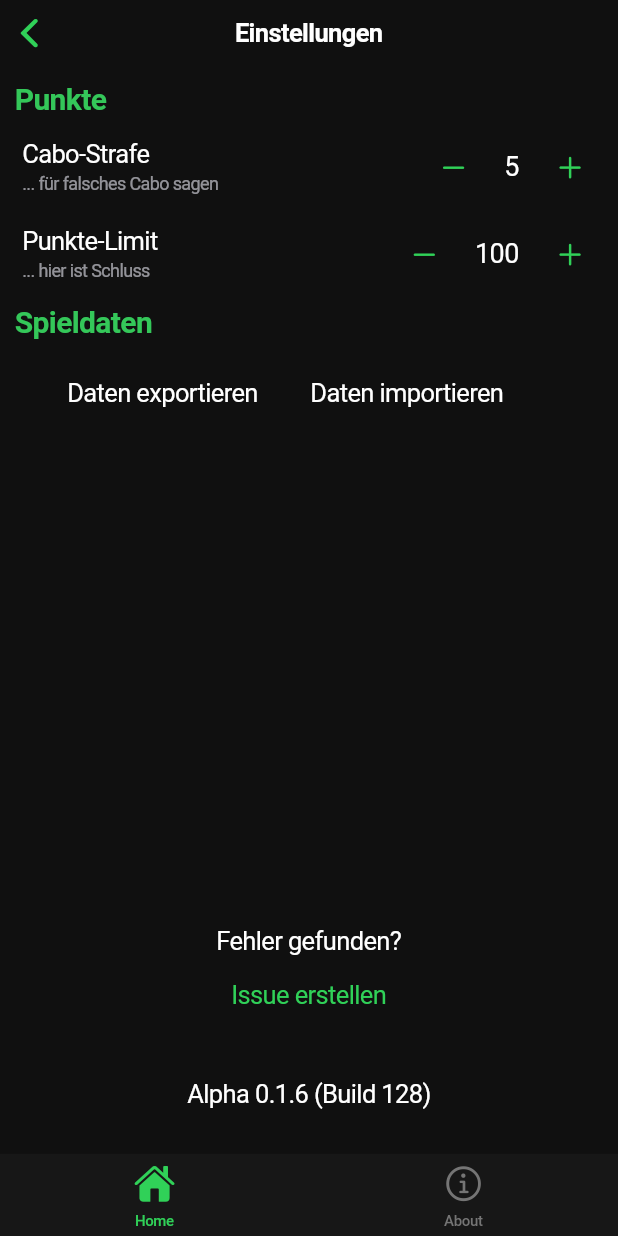
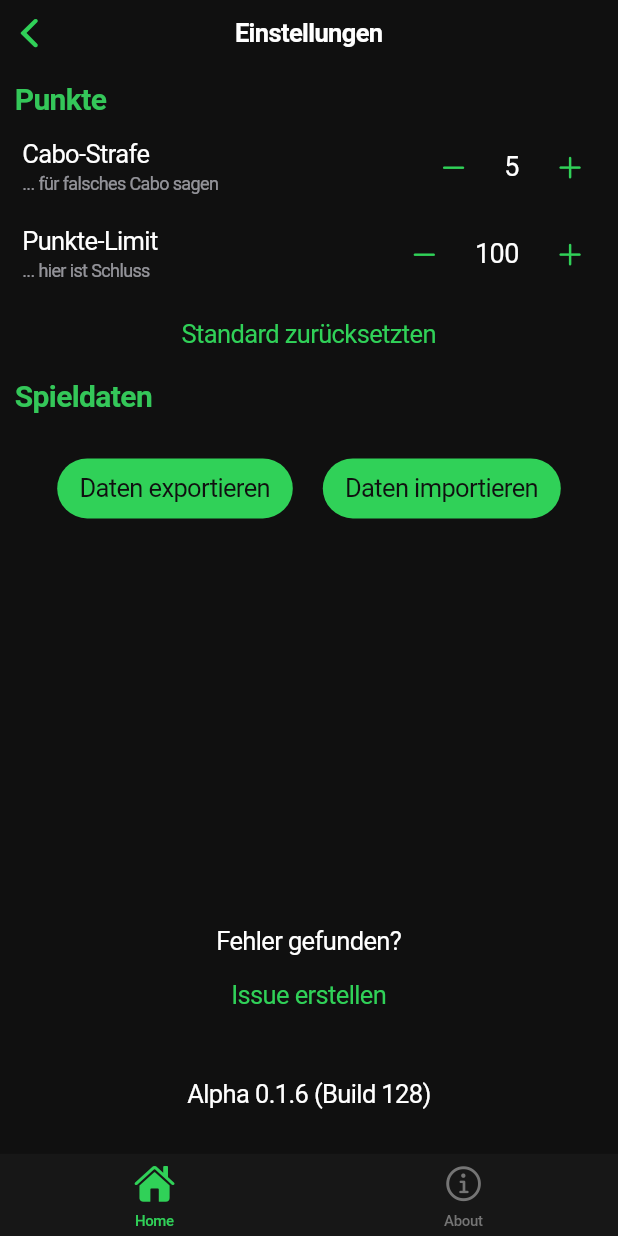
Before and after one commit to flixcoo/Cabo-Counter, a Flutter app: the screen it shows after launch, after a tap on an icon or button, on a phone screen of 412 x 824 dp. Run offline on Flutter 3.47's test engine with Material 3 defaults, Android fonts, the light colour scheme and no system bars; our stand-ins replace file_picker, flutter_keyboard_visibility, font_awesome_flutter, package_info_plus, shared_preferences; missing offline and left inert: file_saver.

Commit message:
Reworked Settings

```diff
--- a/lib/views/settings_view.dart
+++ b/lib/views/settings_view.dart
@@ -1,6 +1,7 @@
 import 'package:cabo_counter/services/config_service.dart';
 import 'package:cabo_counter/services/local_storage_service.dart';
 import 'package:cabo_counter/utility/custom_theme.dart';
+import 'package:cabo_counter/utility/globals.dart';
 import 'package:cabo_counter/widgets/stepper.dart';
 import 'package:flutter/cupertino.dart';
 import 'package:package_info_plus/package_info_plus.dart';
@@ -14,13 +15,10 @@ class SettingsView extends StatefulWidget {
 }
 
 class _SettingsViewState extends State<SettingsView> {
-  late final int _pointLimit;
-  late final int _caboPenalty;
-  bool _isLoading = true;
-
+  UniqueKey _stepperKey1 = UniqueKey();
+  UniqueKey _stepperKey2 = UniqueKey();
   @override
   void initState() {
-    _loadSettings();
     super.initState();
   }
 
@@ -31,9 +29,7 @@ class _SettingsViewState extends State<SettingsView> {
         middle: Text('Einstellungen'),
       ),
       child: SafeArea(
-          child: _isLoading
-              ? const Center(child: CupertinoActivityIndicator())
-              : Stack(
+          child: Stack(
         children: [
           Column(
             mainAxisAlignment: MainAxisAlignment.start,
@@ -51,16 +47,17 @@ class _SettingsViewState extends State<SettingsView> {
                   child: CupertinoListTile(
                     padding: EdgeInsets.zero,
                     title: const Text('Cabo-Strafe'),
-                              subtitle:
-                                  const Text('... für falsches Cabo sagen'),
+                    subtitle: const Text('... für falsches Cabo sagen'),
                     trailing: Stepper(
-                                initialValue: _caboPenalty,
+                      key: _stepperKey1,
+                      initialValue: Globals.caboPenalty,
                       minValue: 0,
                       maxValue: 50,
                       step: 1,
-                                onChanged: (value) {
+                      onChanged: (newCaboPenalty) {
                         setState(() {
-                                    print('Neuer Wert: $value');
+                          ConfigService.setCaboPenalty(newCaboPenalty);
+                          Globals.caboPenalty = newCaboPenalty;
                         });
                       },
                     ),
@@ -72,15 +69,31 @@ class _SettingsViewState extends State<SettingsView> {
                     title: const Text('Punkte-Limit'),
                     subtitle: const Text('... hier ist Schluss'),
                     trailing: Stepper(
-                                initialValue: _pointLimit,
+                      key: _stepperKey2,
+                      initialValue: Globals.pointLimit,
                       minValue: 30,
                       maxValue: 1000,
                       step: 10,
-                                onChanged: (value) {
+                      onChanged: (newPointLimit) {
                         setState(() {
-                                    print('Neuer Wert: $value');
+                          ConfigService.setPointLimit(newPointLimit);
+                          Globals.pointLimit = newPointLimit;
                         });
                       },
+                    ),
+                  )),
+              Padding(
+                  padding: const EdgeInsets.fromLTRB(0, 10, 0, 0),
+                  child: Center(
+                    heightFactor: 0.9,
+                    child: CupertinoButton(
+                      padding: EdgeInsets.zero,
+                      onPressed: () => setState(() {
+                        ConfigService.resetConfig();
+                        _stepperKey1 = UniqueKey();
+                        _stepperKey2 = UniqueKey();
+                      }),
+                      child: const Text('Standard zurücksetzten'),
                     ),
                   )),
               Padding(
@@ -91,26 +104,64 @@ class _SettingsViewState extends State<SettingsView> {
                 ),
               ),
               Padding(
-                            padding: const EdgeInsets.fromLTRB(30, 10, 10, 0),
+                padding: const EdgeInsets.only(top: 30),
+                child: Center(
+                    heightFactor: 1,
                     child: Row(
+                      mainAxisAlignment: MainAxisAlignment.center,
                       children: [
                         CupertinoButton(
+                          color: CustomTheme.primaryColor,
                           sizeStyle: CupertinoButtonSize.medium,
                           child: Text(
                             'Daten exportieren',
-                                    style: TextStyle(color: CustomTheme.white),
+                            style:
+                                TextStyle(color: CustomTheme.backgroundColor),
                           ),
                           onPressed: () async {
-                                    final success = await LocalStorageService
-                                        .exportJsonFile();
+                            print('Export pressed');
+                            final success =
+                                await LocalStorageService.exportJsonFile();
                             if (!success && context.mounted) {
                               showCupertinoDialog(
                                 context: context,
-                                        builder: (context) =>
-                                            CupertinoAlertDialog(
+                                builder: (context) => CupertinoAlertDialog(
                                   title: const Text('Fehler'),
                                   content: const Text(
                                       'Datei konnte nicht exportiert werden.'),
+                                  actions: [
+                                    CupertinoDialogAction(
+                                      child: const Text('OK'),
+                                      onPressed: () => Navigator.pop(context),
+                                    ),
+                                  ],
+                                ),
+                              );
+                            }
+                          },
+                        ),
+                        const SizedBox(
+                          width: 20,
+                        ),
+                        CupertinoButton(
+                            color: CustomTheme.primaryColor,
+                            sizeStyle: CupertinoButtonSize.medium,
+                            child: Text(
+                              'Daten importieren',
+                              style:
+                                  TextStyle(color: CustomTheme.backgroundColor),
+                            ),
+                            onPressed: () async {
+                              print('Import pressed');
+                              final success =
+                                  await LocalStorageService.importJsonFile();
+                              if (!success && context.mounted) {
+                                showCupertinoDialog(
+                                    context: context,
+                                    builder: (context) => CupertinoAlertDialog(
+                                          title: const Text('Fehler'),
+                                          content: const Text(
+                                              'Datei konnte nicht importiert werden.'),
                                           actions: [
                                             CupertinoDialogAction(
                                               child: const Text('OK'),
@@ -118,42 +169,12 @@ class _SettingsViewState extends State<SettingsView> {
                                                   Navigator.pop(context),
                                             ),
                                           ],
-                                        ),
-                                      );
-                                    }
-                                  },
-                                ),
-                                CupertinoButton(
-                                    sizeStyle: CupertinoButtonSize.large,
-                                    child: Text(
-                                      'Daten importieren',
-                                      style:
-                                          TextStyle(color: CustomTheme.white),
-                                    ),
-                                    onPressed: () async {
-                                      final success = await LocalStorageService
-                                          .importJsonFile();
-                                      if (!success && context.mounted) {
-                                        showCupertinoDialog(
-                                            context: context,
-                                            builder: (context) =>
-                                                CupertinoAlertDialog(
-                                                  title: const Text('Fehler'),
-                                                  content: const Text(
-                                                      'Datei konnte nicht importiert werden.'),
-                                                  actions: [
-                                                    CupertinoDialogAction(
-                                                      child: const Text('OK'),
-                                                      onPressed: () =>
-                                                          Navigator.pop(
-                                                              context),
-                                                    ),
-                                                  ],
                                         ));
                               }
                             }),
                       ],
                     )),
+              )
             ],
           ),
           Positioned(
@@ -206,14 +227,4 @@ class _SettingsViewState extends State<SettingsView> {
   Future<PackageInfo> _getPackageInfo() async {
     return await PackageInfo.fromPlatform();
   }
-
-  Future<void> _loadSettings() async {
-    final pointLimit = await ConfigService.getPointLimit();
-    final caboPenalty = await ConfigService.getCaboPenalty();
-    setState(() {
-      _pointLimit = pointLimit;
-      _caboPenalty = caboPenalty;
-      _isLoading = false;
-    });
 }
-}
```
Lines whose indentation alone changed are shown as unchanged.
